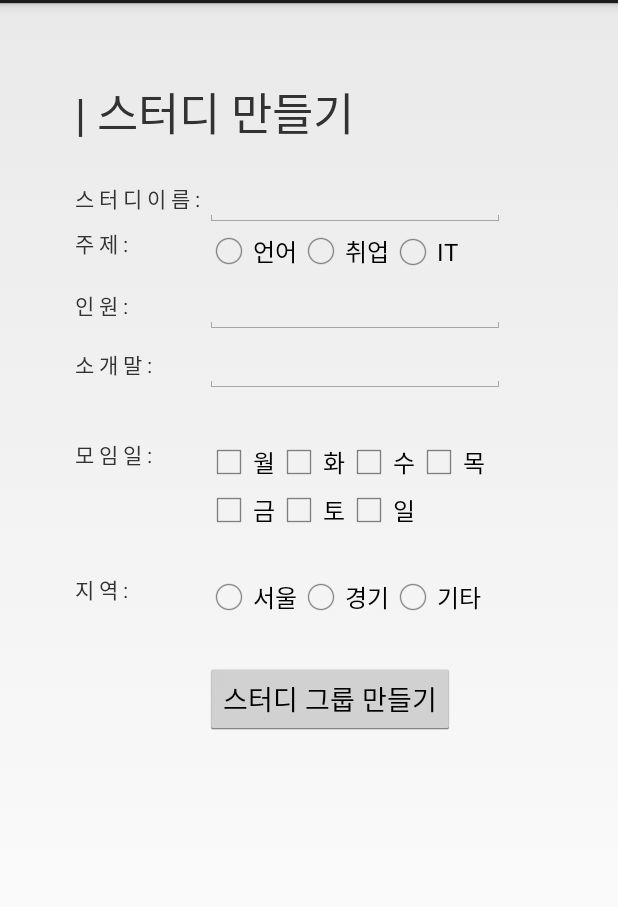
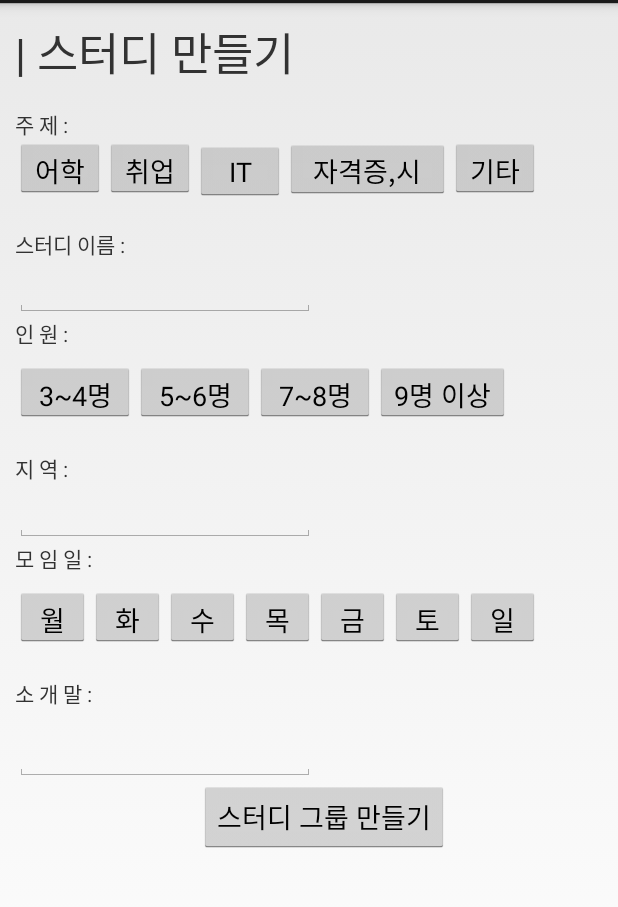
Before and after one commit to Nexters/WeStudy, an Android app: the layout fragment_study_make.xml on its own in the app's theme, with its tools: preview values and no code run, on a phone screen of 412 x 824 dp, the part 69-976 px from its top. Run offline under Robolectric (Android 15) with nearby library versions, the phone set to English and light mode, and no system bars.

Commit message:
스터디 만들기 레이아웃

```diff
--- a/westudy/app/src/main/java/com/example/godong/westudy/LoginActivity.java
+++ b/westudy/app/src/main/java/com/example/godong/westudy/LoginActivity.java
@@ -175,7 +175,7 @@ public class LoginActivity extends FragmentActivity implements LoaderCallbacks<C
                     @Override
                     public void onSuccess(int statusCode, Header[] headers, byte[] response) {
                         // called when response HTTP status is "200 OK"
-                        Toast toast = Toast.makeText(getApplicationContext(), "로그인 성공!", Toast.LENGTH_LONG);
+                        Toast toast = Toast.makeText(getApplicationContext(), "로그인 성공!", Toast.LENGTH_SHORT);
                         toast.setGravity(Gravity.CENTER, 0, 100);
                         toast.show();
 
--- a/westudy/app/src/main/res/layout/fragment_study_make.xml
+++ b/westudy/app/src/main/res/layout/fragment_study_make.xml
@@ -7,8 +7,8 @@
     android:rowCount="15">
 
     <Space
-        android:layout_width="50dp"
-        android:layout_height="50dp"
+        android:layout_width="10dp"
+        android:layout_height="10dp"
         android:layout_row="0"
         android:layout_column="0" />
 
@@ -27,7 +27,6 @@
         android:layout_row="1"
         android:layout_column="1">
 
-
         <Space
             android:layout_height="60dp"
             android:layout_row="0"
@@ -35,9 +34,50 @@
 
         <TextView
             android:layout_width="wrap_content"
-            android:layout_height="30dp"
-            android:text="스 터 디 이 름 : "
+            android:layout_height="20dp"
+            android:text="주 제 : "
             android:layout_row="1"
+            android:layout_column="0" />
+
+        <LinearLayout
+            android:orientation="horizontal"
+            android:layout_width="match_parent"
+            android:layout_height="60dp"
+            android:layout_row="2"
+            android:layout_column="0">
+            <Button
+                android:text="어학"
+                android:id="@+id/studyMake_btn_interest1"
+                android:layout_width="60dp"
+                android:layout_height="40dp"
+                />
+            <Button
+                android:text="취업"
+                android:id="@+id/studyMake_btn_interest2"
+                android:layout_width="60dp"
+                android:layout_height="40dp" />
+            <Button
+                android:text="IT"
+                android:id="@+id/studyMake_btn_interest3"
+                android:layout_width="60dp"
+                android:layout_height="40dp" />
+            <Button
+                android:text="자격증,시험"
+                android:id="@+id/studyMake_btn_interest4"
+                android:layout_width="110dp"
+                android:layout_height="40dp" />
+            <Button
+                android:text="기타"
+                android:id="@+id/studyMake_btn_interest5"
+                android:layout_width="60dp"
+                android:layout_height="40dp" />
+        </LinearLayout>
+
+        <TextView
+            android:layout_width="wrap_content"
+            android:layout_height="20dp"
+            android:text="스터디 이름 : "
+            android:layout_row="3"
             android:layout_column="0" />
 
         <EditText
@@ -45,71 +85,117 @@
             android:layout_height="wrap_content"
             android:inputType="textPersonName"
             android:id="@+id/studyMake_edit_name"
-            android:layout_row="1"
-            android:layout_column="1"/>
-
-        <TextView
-            android:layout_width="wrap_content"
-            android:layout_height="30dp"
-            android:text="주 제 : "
-            android:layout_row="2"
-            android:layout_column="0" />
-
-        <RadioGroup
-            android:orientation="horizontal"
-            android:layout_width="wrap_content"
-            android:layout_height="wrap_content"
-            android:id="@+id/studyMake_radioGroup_subject"
-            android:layout_row="2"
-            android:layout_column="1"
-            android:focusable="false">
-
-            <RadioButton
-                android:layout_width="wrap_content"
-                android:layout_height="wrap_content"
-                android:id="@+id/studyMake_radio_language"
-                android:text="언어"/>
-
-            <RadioButton
-                android:layout_width="wrap_content"
-                android:layout_height="wrap_content"
-                android:id="@+id/studyMake_radio_job"
-                android:text="취업" />
-
-
-            <RadioButton
-                android:layout_width="wrap_content"
-                android:layout_height="wrap_content"
-                android:id="@+id/studyMake_radio_it"
-                android:text="IT"/>
-
-        </RadioGroup>
-
-        <!-- android:id="@+id/SubjectRadioButton" !-->
+            android:layout_row="4"
+            android:layout_column="0"/>
 
 
         <TextView
             android:layout_width="wrap_content"
             android:layout_height="30dp"
             android:text="인 원 : "
-            android:layout_row="3"
+            android:layout_row="5"
+            android:layout_column="0" />
+
+        <LinearLayout
+            android:orientation="horizontal"
+            android:layout_width="match_parent"
+            android:layout_height="60dp"
+            android:layout_row="6"
+            android:layout_column="0">
+            <Button
+                android:text="3~4명"
+                android:id="@+id/studyMake_btn_member3"
+                android:layout_width="80dp"
+                android:layout_height="40dp"
+                />
+            <Button
+                android:text="5~6명"
+                android:id="@+id/studyMake_btn_member5"
+                android:layout_width="80dp"
+                android:layout_height="40dp" />
+            <Button
+                android:text="7~8명"
+                android:id="@+id/studyMake_btn_member7"
+                android:layout_width="80dp"
+                android:layout_height="40dp" />
+            <Button
+                android:text="9명 이상"
+                android:id="@+id/studyMake_btn_member9"
+                android:layout_width="90dp"
+                android:layout_height="40dp" />
+        </LinearLayout>
+
+        <TextView
+            android:layout_width="wrap_content"
+            android:layout_height="30dp"
+            android:text="지 역 : "
+            android:layout_row="7"
             android:layout_column="0" />
 
         <EditText
             android:layout_width="200dp"
-            android:layout_height="wrap_content"
-            android:inputType="number"
-            android:id="@+id/studyMake_edit_memberCount"
-            android:layout_row="3"
-            android:layout_column="1"/>
-
-
+            android:layout_height="30dp"
+            android:inputType="textMultiLine"
+            android:id="@+id/studyMake_edit_location"
+            android:layout_row="8"
+            android:layout_column="0"/>
 
         <TextView
             android:layout_width="wrap_content"
+            android:layout_height="30dp"
+            android:text="모 임 일 : "
+            android:layout_row="9"
+            android:layout_column="0" />
+
+        <LinearLayout
+            android:orientation="horizontal"
+            android:layout_width="match_parent"
             android:layout_height="60dp"
+            android:layout_row="10"
+            android:layout_column="0">
+            <Button
+                android:text="월"
+                android:id="@+id/studyMake_btn_mon"
+                android:layout_width="50dp"
+                android:layout_height="40dp" />
+            <Button
+                android:text="화"
+                android:id="@+id/studyMake_btn_mon"
+                android:layout_width="50dp"
+                android:layout_height="40dp" />
+            <Button
+                android:text="수"
+                android:id="@+id/studyMake_btn_mon"
+                android:layout_width="50dp"
+                android:layout_height="40dp" />
+            <Button
+                android:text="목"
+                android:id="@+id/studyMake_btn_mon"
+                android:layout_width="50dp"
+                android:layout_height="40dp" />
+            <Button
+                android:text="금"
+                android:id="@+id/studyMake_btn_mon"
+                android:layout_width="50dp"
+                android:layout_height="40dp" />
+            <Button
+                android:text="토"
+                android:id="@+id/studyMake_btn_mon"
+                android:layout_width="50dp"
+                android:layout_height="40dp" />
+            <Button
+                android:text="일"
+                android:id="@+id/studyMake_btn_mon"
+                android:layout_width="50dp"
+                android:layout_height="40dp" />
+
+        </LinearLayout>
+
+        <TextView
+            android:layout_width="wrap_content"
+            android:layout_height="30dp"
             android:text="소 개 말 : "
-            android:layout_row="4"
+            android:layout_row="11"
             android:layout_column="0" />
 
         <EditText
@@ -117,120 +203,18 @@
             android:layout_height="wrap_content"
             android:inputType="textMultiLine"
             android:id="@+id/studyMake_edit_detail"
-            android:layout_row="4"
-            android:layout_column="1"/>
-
-        <TextView
-            android:layout_width="wrap_content"
-            android:layout_height="60dp"
-            android:text="모 임 일 : "
-            android:layout_row="5"
-            android:layout_column="0" />
-
-        <GridLayout
-            android:layout_width="match_parent"
-            android:layout_height="90dp"
-            android:layout_row="5"
-            android:layout_column="1">
-
-
-            <CheckBox
-                android:layout_width="wrap_content"
-                android:layout_height="wrap_content"
-                android:text="월"
-                android:id="@+id/studyMake_check_Mon"
-                android:layout_row="0"
-                android:layout_column="0"/>
-            <CheckBox
-                android:layout_width="wrap_content"
-                android:layout_height="wrap_content"
-                android:text="화"
-                android:id="@+id/studyMake_check_tue"
-                android:layout_row="0"
-                android:layout_column="1"/>
-            <CheckBox
-                android:layout_width="wrap_content"
-                android:layout_height="wrap_content"
-                android:text="수"
-                android:id="@+id/studyMake_check_wed"
-                android:layout_row="0"
-                android:layout_column="2"/>
-            <CheckBox
-                android:layout_width="wrap_content"
-                android:layout_height="wrap_content"
-                android:text="목"
-                android:id="@+id/studyMake_check_thu"
-                android:layout_row="0"
-                android:layout_column="3"/>
-            <CheckBox
-                android:layout_width="wrap_content"
-                android:layout_height="wrap_content"
-                android:text="금"
-                android:id="@+id/studyMake_check_fri"
-                android:layout_row="1"
-                android:layout_column="0"/>
-
-            <CheckBox
-                android:layout_width="wrap_content"
-                android:layout_height="wrap_content"
-                android:text="토"
-                android:id="@+id/studyMake_check_sat"
-                android:layout_row="1"
-                android:layout_column="1"/>
-            <CheckBox
-                android:layout_width="wrap_content"
-                android:layout_height="wrap_content"
-                android:text="일"
-                android:id="@+id/studyMake_check_sun"
-                android:layout_row="1"
-                android:layout_column="2"/>
-
-        </GridLayout>
-
-        <TextView
-            android:layout_width="wrap_content"
-            android:layout_height="60dp"
-            android:text="지 역 : "
-            android:layout_row="6"
-            android:layout_column="0" />
-
-        <RadioGroup
-            android:orientation="horizontal"
-            android:layout_width="wrap_content"
-            android:layout_height="wrap_content"
-            android:id="@+id/studyMake_radioGroup_location"
-            android:layout_row="6"
-            android:layout_column="1"
-            android:focusable="false">
-
-            <RadioButton
-                android:layout_width="wrap_content"
-                android:layout_height="wrap_content"
-                android:id="@+id/studyMake_radio_seoul"
-                android:text="서울"/>
-
-            <RadioButton
-                android:layout_width="wrap_content"
-                android:layout_height="wrap_content"
-                android:id="@+id/studyMake_radio_kyungki"
-                android:text="경기" />
-
-
-            <RadioButton
-                android:layout_width="wrap_content"
-                android:layout_height="wrap_content"
-                android:id="@+id/studyMake_radio_etc"
-                android:text="기타"/>
-
-        </RadioGroup>
+            android:layout_row="12"
+            android:layout_column="0"/>
 
         <Button
             android:layout_width="wrap_content"
             android:layout_height="wrap_content"
             android:text="스터디 그룹 만들기"
             android:id="@+id/studyMake_button_makeStudy"
-            android:layout_row="7"
-            android:layout_column="1"/>
+            android:layout_row="13"
+            android:layout_columnSpan="2"
+            android:layout_gravity="center_horizontal"
+            android:layout_column="0"/>
 
     </GridLayout>
 
```
